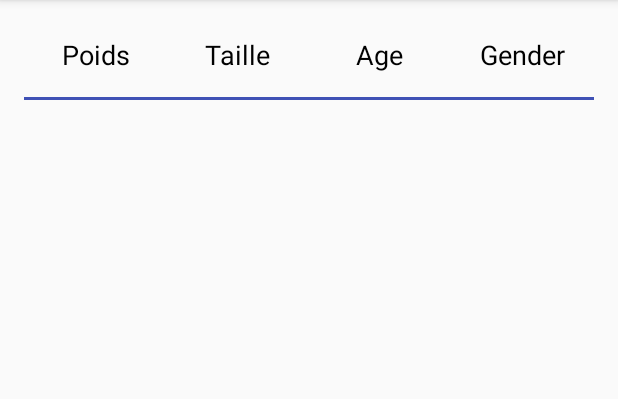
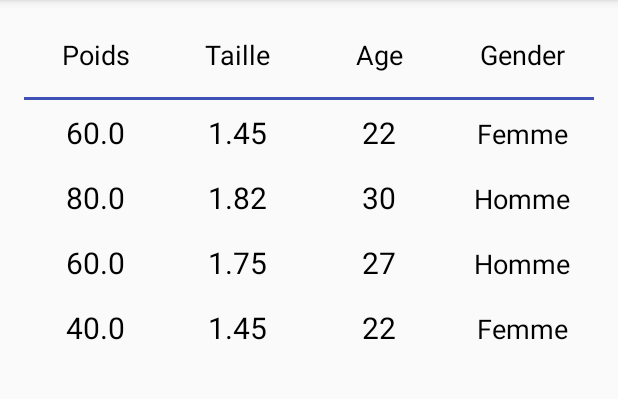
Before and after one commit to grisouf/Class_Project_TP-1, an Android app: the HistoryActivity screen opened directly, with no data from a screen before it, on a phone screen of 412 x 824 dp, the part 84-483 px from its top. Run offline under Robolectric (Android 15) with nearby library versions, the phone set to English and light mode, and no system bars.

Commit message:
Complet adapter

```diff
--- a/app/src/main/java/com/gridev/projectlinearylyout/HistoryActivity.java
+++ b/app/src/main/java/com/gridev/projectlinearylyout/HistoryActivity.java
@@ -1,19 +1,43 @@
 package com.gridev.projectlinearylyout;
 
 import androidx.appcompat.app.AppCompatActivity;
+import androidx.recyclerview.widget.LinearLayoutManager;
+import androidx.recyclerview.widget.RecyclerView;
 
 import android.os.Bundle;
 import android.widget.TextView;
 
+import com.gridev.projectlinearylyout.adapter.ProfileHistoryAdapter;
+import com.gridev.projectlinearylyout.model.Profile;
+
+import java.util.ArrayList;
+
 import static com.gridev.projectlinearylyout.HomeActivity.sentText;
 
 public class HistoryActivity extends AppCompatActivity {
+
+    private RecyclerView recycler;
 
     @Override
     protected void onCreate(Bundle savedInstanceState) {
         super.onCreate(savedInstanceState);
         setContentView(R.layout.activity_history);
 
+        recycler = findViewById(R.id.history_recycler);
+
+        ProfileHistoryAdapter adapter = new ProfileHistoryAdapter();
+
+        recycler.setLayoutManager(new LinearLayoutManager(this));// preciser la facon d afficher les items
+        recycler.setAdapter(adapter);
+        recycler.setHasFixedSize(true);
+
+        ArrayList<Profile> profiles = new ArrayList<>();
+        profiles.add(new Profile(60, 1.45, 22, (byte)0));
+        profiles.add(new Profile(80, 1.82, 30, (byte)1));
+        profiles.add(new Profile(60, 1.75, 27, (byte)1));
+        profiles.add(new Profile(40, 1.45, 22, (byte)0));
+
+        adapter.setProfileList(profiles);
 
         /** How to get Value from Other activity */
 
--- a/app/src/main/java/com/gridev/projectlinearylyout/adapter/ProfileHistoryAdapter.java
+++ b/app/src/main/java/com/gridev/projectlinearylyout/adapter/ProfileHistoryAdapter.java
@@ -22,7 +22,7 @@ public class ProfileHistoryAdapter extends RecyclerView.Adapter<ProfileHistoryAd
 
     // Properties
     // Ajouter import java.util.List; pour travailler avc l interface List
-    private List<Profile> profileList = new ArrayList<>();
+    private List<Profile> profileList = new ArrayList<>();//son setter genere en bas
 
     @NonNull
     @Override
@@ -35,13 +35,30 @@ public class ProfileHistoryAdapter extends RecyclerView.Adapter<ProfileHistoryAd
 
     @Override
     public void onBindViewHolder(@NonNull ProfileHistoryViewHolder holder, int position) {
+        Profile profile = profileList.get(position);
 
+        holder.poids.setText(String.valueOf(profile.getPoids()));
+        holder.taille.setText(String.valueOf(profile.getTaille()));
+        holder.age.setText(String.valueOf(profile.getAge()));
+        if (profile.getGender() == 0) {
+            holder.gender.setText("Femme");
+        }
+        else
+        {
+            holder.gender.setText("Homme");
+        }
     }
 
     @Override
     public int getItemCount() {
      //profileList declare
-        return profileList.size();
+        return profileList.size();//pr savoir le nbre de fois a appeler la methode onBindViewHolder qui affiche les items
+    }
+
+
+    //alt insert pr generer cette methode choisir setter
+    public void setProfileList(List<Profile> profileList) {
+        this.profileList = profileList;
     }
 
     // inner class( classe ds une classe ) pr creer un viewHolder
--- a/app/src/main/res/layout/item_profile.xml
+++ b/app/src/main/res/layout/item_profile.xml
@@ -39,7 +39,7 @@
         android:layout_height="wrap_content"
         android:layout_weight="1"
         android:text="Homme"
-        android:textSize="20dp"
+        android:textSize="18dp"
         android:gravity="center"
         android:textColor="#000000"
         android:padding="8dp"/>
```
